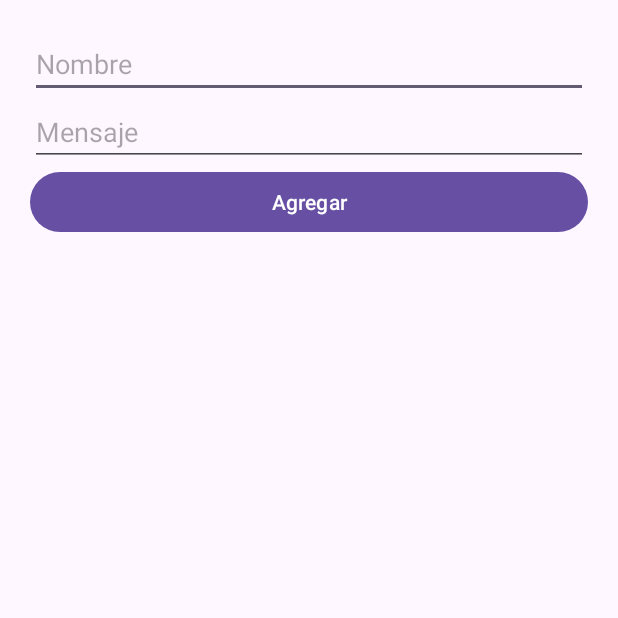
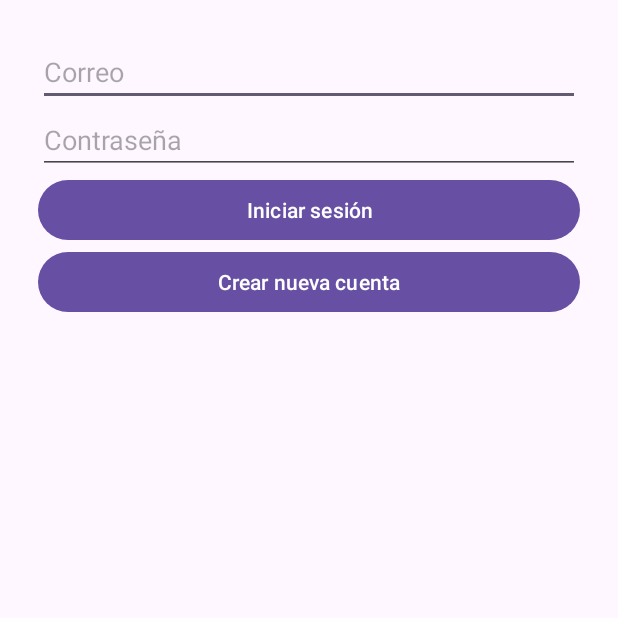
Before and after one commit to WatonMasita/Firebase, an Android app: the screen it shows after launch (MainActivity before the commit, LoginActivity after it), on a phone screen of 412 x 824 dp, the top half of it. Run offline under Robolectric (Android 15) with nearby library versions, the phone set to English and light mode, and no system bars; our stand-ins replace Firebase (no records; nobody signed in at launch, a user with empty details on screens opened directly).

Commit message:
Actividad Firebase actualizado

```diff
--- a/app/src/main/java/com/example/firebaseproyecto/ChatBaseDatos.java
+++ b/app/src/main/java/com/example/firebaseproyecto/ChatBaseDatos.java
@@ -3,7 +3,7 @@ package com.example.firebaseproyecto;
 import androidx.room.Database;
 import androidx.room.RoomDatabase;
 
-@Database(entities = {MensajeEntidad.class}, version = 1)
+@Database(entities = {MensajeEntidad.class}, version = 2)  //
 public abstract class ChatBaseDatos extends RoomDatabase {
     public abstract MensajeDao mensajeDao();
 }
--- /dev/null
+++ b/app/src/main/java/com/example/firebaseproyecto/LoginActivity.java
@@ -0,0 +1,63 @@
+package com.example.firebaseproyecto;
+
+import androidx.appcompat.app.AppCompatActivity;
+
+import android.content.Intent;
+import android.os.Bundle;
+import android.widget.Button;
+import android.widget.EditText;
+import android.widget.Toast;
+
+import com.google.firebase.auth.FirebaseAuth;
+
+public class LoginActivity extends AppCompatActivity {
+
+    EditText txtEmail, txtPassword;
+    Button btnLogin, btnIrRegistro;
+    FirebaseAuth auth;
+
+    @Override
+    protected void onCreate(Bundle savedInstanceState) {
+        super.onCreate(savedInstanceState);
+        setContentView(R.layout.activity_login);
+
+        txtEmail = findViewById(R.id.txtEmail);
+        txtPassword = findViewById(R.id.txtPassword);
+        btnLogin = findViewById(R.id.btnLogin);
+        btnIrRegistro = findViewById(R.id.btnIrRegistro);
+
+        auth = FirebaseAuth.getInstance();
+
+        // Si ya hay usuario: ir al chat
+        if (auth.getCurrentUser() != null) {
+            startActivity(new Intent(this, MainActivity.class));
+            finish();
+        }
+
+        btnLogin.setOnClickListener(v -> {
+
+            String email = txtEmail.getText().toString();
+            String pass = txtPassword.getText().toString();
+
+            if (email.isEmpty() || pass.isEmpty()) {
+                Toast.makeText(this, "Complete los campos", Toast.LENGTH_SHORT).show();
+                return;
+            }
+
+            auth.signInWithEmailAndPassword(email, pass)
+                    .addOnCompleteListener(task -> {
+                        if (task.isSuccessful()) {
+                            Toast.makeText(this, "Sesión iniciada", Toast.LENGTH_SHORT).show();
+                            startActivity(new Intent(this, MainActivity.class));
+                            finish();
+                        } else {
+                            Toast.makeText(this, "Error: " + task.getException().getMessage(),
+                                    Toast.LENGTH_LONG).show();
+                        }
+                    });
+        });
+
+        btnIrRegistro.setOnClickListener(v ->
+                startActivity(new Intent(this, RegisterActivity.class)));
+    }
+}
--- a/app/src/main/java/com/example/firebaseproyecto/MensajeDao.java
+++ b/app/src/main/java/com/example/firebaseproyecto/MensajeDao.java
@@ -22,4 +22,8 @@ public interface MensajeDao {
 
     @Query("SELECT * FROM mensajes")
     List<MensajeEntidad> obtenerTodos();
+
+    // 🔥 NECESARIO PARA TIEMPO REAL
+    @Query("DELETE FROM mensajes")
+    void clearAll();  // <-- AGREGA ESTO
 }
--- /dev/null
+++ b/app/src/main/res/layout/activity_login.xml
@@ -0,0 +1,33 @@
+<?xml version="1.0" encoding="utf-8"?>
+<LinearLayout xmlns:android="http://schemas.android.com/apk/res/android"
+    android:layout_width="match_parent"
+    android:layout_height="match_parent"
+    android:orientation="vertical"
+    android:padding="25dp">
+
+    <EditText
+        android:id="@+id/txtEmail"
+        android:hint="Correo"
+        android:layout_width="match_parent"
+        android:layout_height="wrap_content"/>
+
+    <EditText
+        android:id="@+id/txtPassword"
+        android:hint="Contraseña"
+        android:inputType="textPassword"
+        android:layout_width="match_parent"
+        android:layout_height="wrap_content"/>
+
+    <Button
+        android:id="@+id/btnLogin"
+        android:text="Iniciar sesión"
+        android:layout_width="match_parent"
+        android:layout_height="wrap_content"/>
+
+    <Button
+        android:id="@+id/btnIrRegistro"
+        android:text="Crear nueva cuenta"
+        android:layout_width="match_parent"
+        android:layout_height="wrap_content"/>
+
+</LinearLayout>
```
Also changed, not shown: app/build.gradle.kts (+13 -4 lines), app/src/main/AndroidManifest.xml (+14 -2 lines), app/src/main/java/com/example/firebaseproyecto/MainActivity.java (+135 -58 lines), app/src/main/java/com/example/firebaseproyecto/MensajeEntidad.java (+11 -4 lines), app/src/main/java/com/example/firebaseproyecto/RegisterActivity.java (added, +51 -0 lines), app/src/main/res/layout/activity_main.xml (+8 -1 lines), app/src/main/res/layout/activity_register.xml (added, +27 -0 lines), app/src/main/res/layout/item_mensaje.xml (added, +47 -0 lines).
